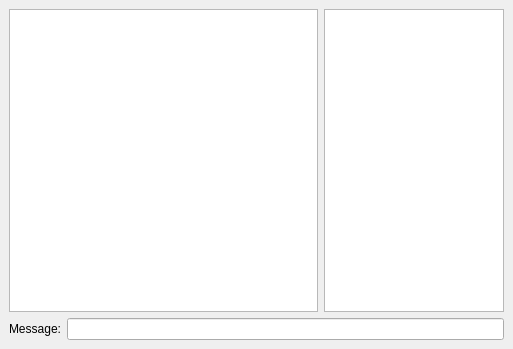
Before: the Qt Designer form Freechat/freechat.ui in bogdyname/Freechat-Windows, drawn with Qt 5.
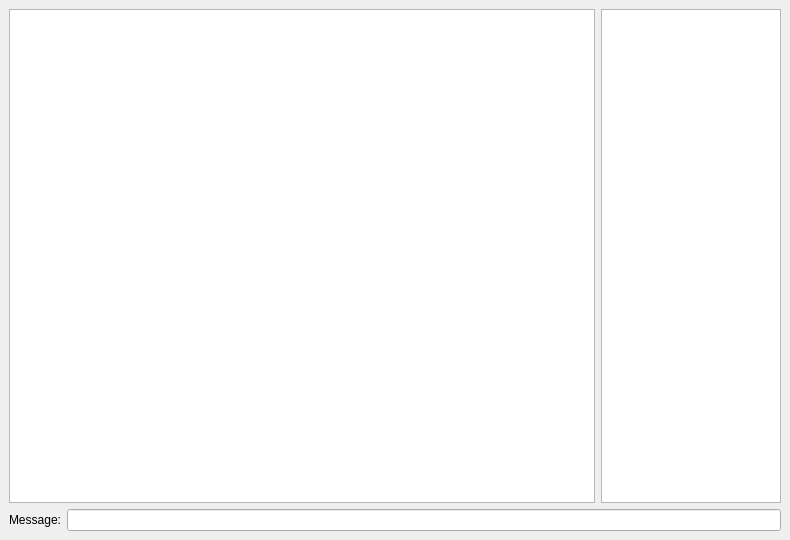
After: the same form once the commit is applied.

Commit message: update name of OBJECT

Patch:
```diff
--- a/Freechat/freechat.ui
+++ b/Freechat/freechat.ui
@@ -5,8 +5,8 @@
    <rect>
     <x>0</x>
     <y>0</y>
-    <width>513</width>
-    <height>349</height>
+    <width>790</width>
+    <height>540</height>
    </rect>
   </property>
   <property name="windowTitle" >
```
Left out of the diff: 10 changed lines with no effect on the pictures.
